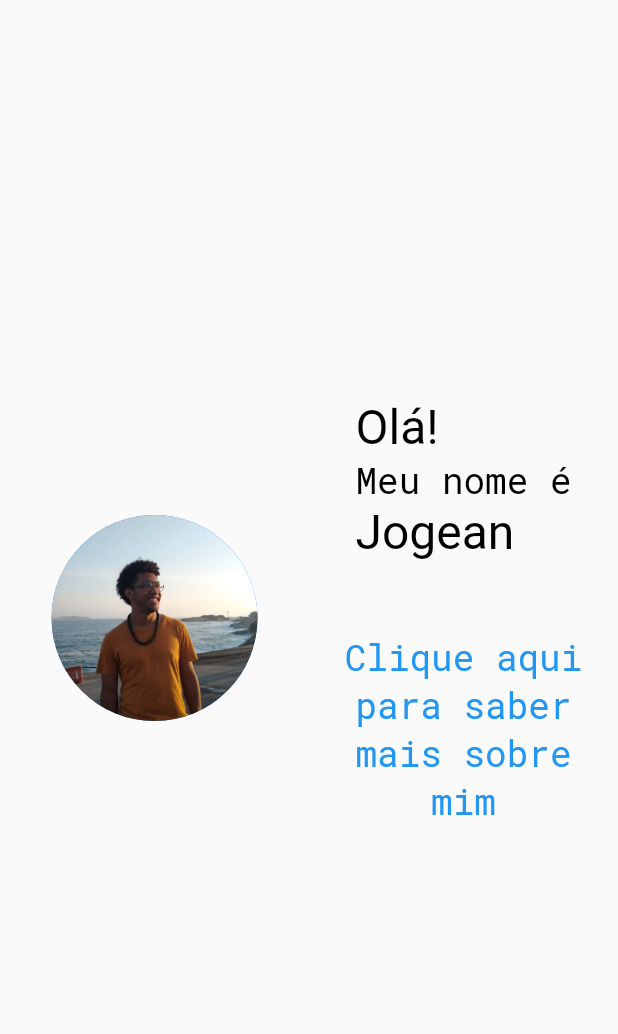
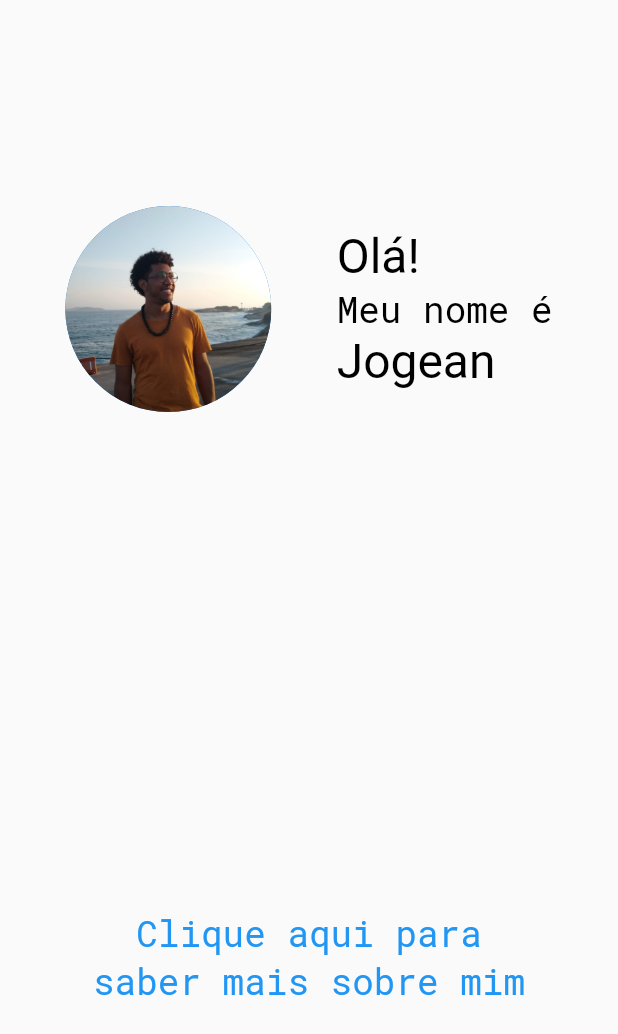
Before and after one commit to jogeanmcf/flutter_web_portfolio, a Flutter app: the screen it shows after launch, on a phone screen of 412 x 824 dp. Shown: the top 1034 px of the screen. Run offline on Flutter 3.47's test engine with Material 2 defaults, Android fonts, the phone set to English and light mode, and no system bars; our stand-ins replace google_fonts.

Commit message:
tring to commit again

```diff
--- a/lib/main.dart
+++ b/lib/main.dart
@@ -14,7 +14,7 @@ class MyApp extends StatelessWidget {
   @override
   Widget build(BuildContext context) {
     return MaterialApp(
-      title: 'Flutter Demo',
+      title: r"Jogean's Portfolio",
       debugShowCheckedModeBanner: false,
       theme: ThemeData(
         textTheme: GoogleFonts.robotoMonoTextTheme(Theme.of(context).textTheme),
--- a/lib/pages/home_page.dart
+++ b/lib/pages/home_page.dart
@@ -1,13 +1,78 @@
 import 'package:flutter/material.dart';
-import 'package:flutter_web_portfolio/pages/main_content.dart';
+import 'package:flutter_web_portfolio/pages/big_screen/main_content.dart';
+import 'package:flutter_web_portfolio/pages/layout_pages.dart';
 import 'package:google_fonts/google_fonts.dart';
 
+//TODO: fazer um home page para páginas grandes e pequenas
 class HomePage extends StatelessWidget {
   const HomePage({super.key});
 
   @override
   Widget build(BuildContext context) {
     final width = MediaQuery.of(context).size.width;
+    return LayoutBuilder(builder: (context, constrains) {
+      if (constrains.maxWidth < 700) {
+        return Scaffold(
+          body:
+              Column(crossAxisAlignment: CrossAxisAlignment.center, children: [
+            Expanded(
+              flex: 1,
+              child: Row(
+                mainAxisAlignment: MainAxisAlignment.spaceEvenly,
+                crossAxisAlignment: CrossAxisAlignment.center,
+                children: [
+                  Hero(
+                    tag: 'home_page',
+                    child: CircleAvatar(
+                        radius: width / 6,
+                        backgroundImage:
+                            const AssetImage('assets/main_foto.jpg')),
+                  ),
+                  RichText(
+                      softWrap: true,
+                      text: TextSpan(
+                          style: GoogleFonts.robotoMono(
+                              color: Colors.black, fontSize: 24),
+                          children: <TextSpan>[
+                            TextSpan(
+                                text: '''Olá!\n''',
+                                style: TextStyle(fontSize: 32)),
+                            TextSpan(text: '''Meu nome é\n'''),
+                            TextSpan(
+                                text: 'Jogean', style: TextStyle(fontSize: 32)),
+                          ])),
+                ],
+              ),
+            ),
+            Expanded(
+              flex: 1,
+              child: Column(
+                mainAxisSize: MainAxisSize.max,
+                mainAxisAlignment: MainAxisAlignment.center,
+                children: [
+                  Container(
+                    margin: EdgeInsets.fromLTRB(0, 40, 0, 0),
+                    child: TextButton(
+                        onPressed: () => {
+                              Navigator.of(context).push(MaterialPageRoute(
+                                  builder: (context) => LayoutPages()))
+                            },
+                        child: SizedBox(
+                          width: 300,
+                          child: Text(
+                            'Clique aqui para saber mais sobre mim',
+                            textAlign: TextAlign.center,
+                            style: TextStyle(
+                                fontSize: 24, fontWeight: FontWeight.w400),
+                          ),
+                        )),
+                  )
+                ],
+              ),
+            )
+          ]),
+        );
+      }
       return Scaffold(
         body: Row(crossAxisAlignment: CrossAxisAlignment.center, children: [
           Expanded(
@@ -20,7 +85,8 @@ class HomePage extends StatelessWidget {
                   tag: 'home_page',
                   child: CircleAvatar(
                       radius: width / 6,
-                    backgroundImage: const AssetImage('assets/main_foto.jpg')),
+                      backgroundImage:
+                          const AssetImage('assets/main_foto.jpg')),
                 )
               ],
             ),
@@ -38,7 +104,8 @@ class HomePage extends StatelessWidget {
                             color: Colors.black, fontSize: 24),
                         children: <TextSpan>[
                           TextSpan(
-                            text: '''Olá!\n''', style: TextStyle(fontSize: 32)),
+                              text: '''Olá!\n''',
+                              style: TextStyle(fontSize: 32)),
                           TextSpan(text: '''Meu nome é\n'''),
                           TextSpan(
                               text: 'Jogean', style: TextStyle(fontSize: 32)),
@@ -48,7 +115,7 @@ class HomePage extends StatelessWidget {
                   child: TextButton(
                       onPressed: () => {
                             Navigator.of(context).push(MaterialPageRoute(
-                              builder: (context) => MainContent()))
+                                builder: (context) => LayoutPages()))
                           },
                       child: SizedBox(
                         width: 300,
@@ -65,5 +132,6 @@ class HomePage extends StatelessWidget {
           )
         ]),
       );
+    });
   }
 }
--- a/lib/widgets/projects.dart
+++ b/lib/widgets/projects.dart
@@ -5,9 +5,8 @@ class Projects extends StatelessWidget {
 
   @override
   Widget build(BuildContext context) {
-    return Container(
-      margin: const EdgeInsets.all(30),
-      child: ListView(
+    return Column(
+      crossAxisAlignment: CrossAxisAlignment.start,
       children: const [
         h2('Projetos front/back end'),
         CustomListTile(title: 'Tetris Game', subtitle: '''
@@ -35,7 +34,6 @@ Um protótipo de e-comerce voltado ao mercado de hamburgerias, com todas as func
                 'Generalized Backlund transformations for Affine Toda Hierarchies',
             subtitle: '')
       ],
-      ),
     );
   }
 }
```
Also changed, not shown: lib/pages/main_content.dart (deleted, +0 -295 lines), lib/widgets/about_me.dart (+4 -8 lines), lib/widgets/certificates.dart (+4 -7 lines), 1 other file. Lines whose indentation alone changed are shown as unchanged.
